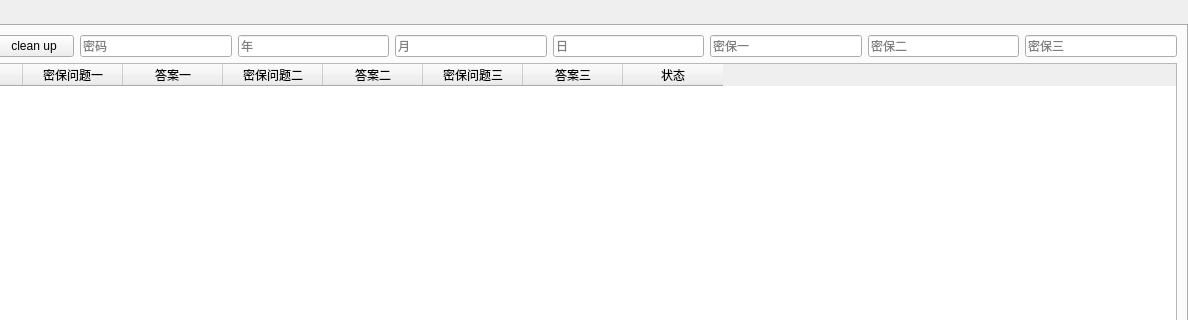
Above: APPLE_改密/ui/untitled.ui from huihuang2000/mu before the change; both pictures show x 189 to 1377 and y 0 to 320 of the 1377 by 620 pixel window. Below: the same form after it.
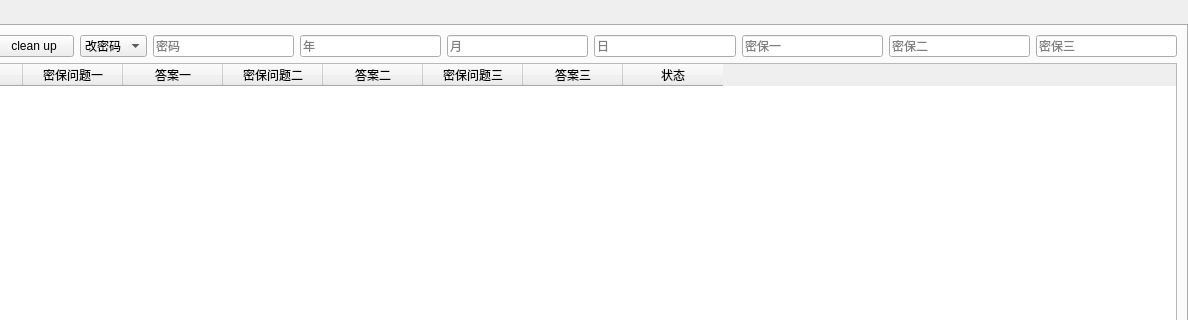
That is the form after the change.

What changed in the file:
```diff
--- a/APPLE_改密/ui/untitled.ui
+++ b/APPLE_改密/ui/untitled.ui
@@ -80,6 +80,20 @@
            </property>
           </widget>
          </item>
+         <item>
+          <widget class="QComboBox" name="comboBox">
+           <item>
+            <property name="text">
+             <string>改密码</string>
+            </property>
+           </item>
+           <item>
+            <property name="text">
+             <string>改密保</string>
+            </property>
+           </item>
+          </widget>
+         </item>
          <item>
           <widget class="QLineEdit" name="lineEdit">
            <property name="statusTip">
```
